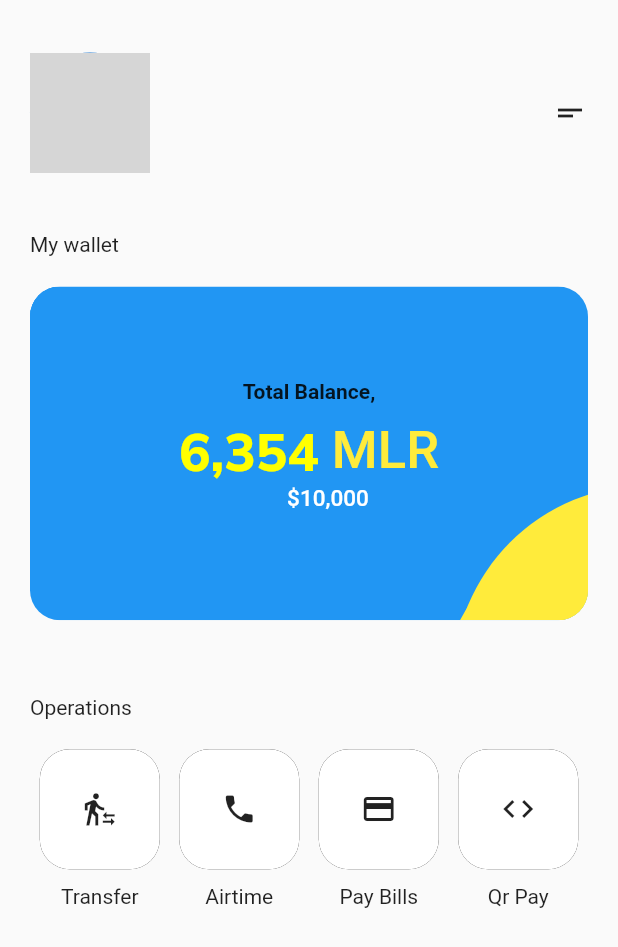
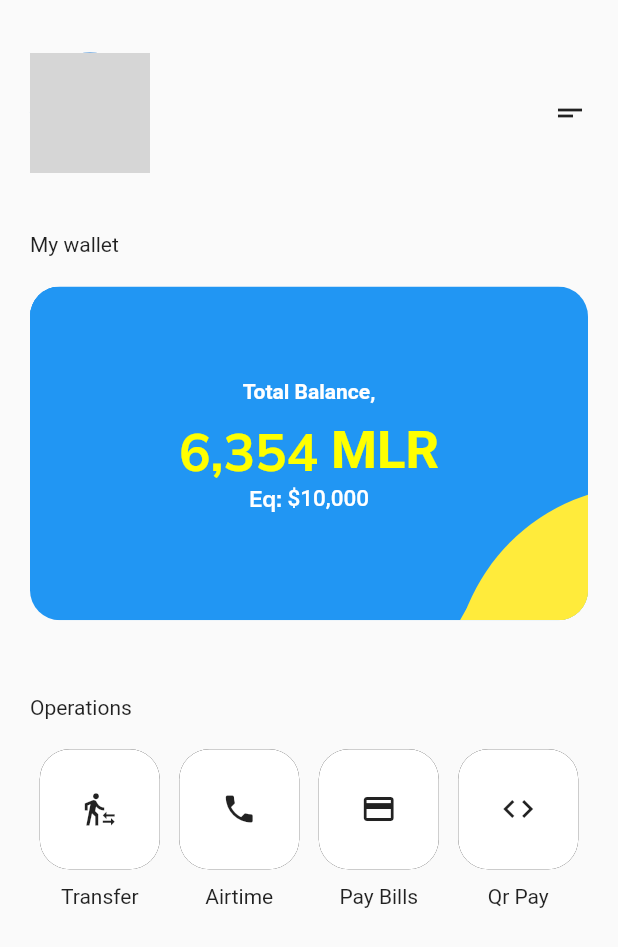
Before and after one commit to mrusso99/My-Holidays, a Flutter app: the WalletScreen screen opened by its route, on a phone screen of 412 x 824 dp. Shown: the top 947 px of the screen. Run offline on Flutter 3.47's test engine with Material 2 defaults, Android fonts, the phone set to English and light mode, and no system bars; our stand-ins replace firebase_auth, firebase_core, google_fonts, shared_preferences; accounts and stored records are empty; network calls fail; statements that could not run were skipped; grey boxes are pictures that could not be loaded.

Commit message:
Fix Bug Theme

```diff
--- a/lib/main.dart
+++ b/lib/main.dart
@@ -1,3 +1,4 @@
+import 'package:firebase_core/firebase_core.dart';
 import 'package:flutter/material.dart';
 import 'package:flutter_localizations/flutter_localizations.dart';
 import 'package:provider/provider.dart';
@@ -13,13 +14,17 @@ import 'theme/theme_item.dart';
 import 'theme/theme_model.dart';
 
 
-void main() => runApp(const App());
+void main() async {
+  WidgetsFlutterBinding.ensureInitialized();
+  await Firebase.initializeApp();
+  runApp(const App());
+}
 
 /// This is the main application widget.
 class App extends StatelessWidget {
   const App({Key? key}) : super(key: key);
 
-  static const String _title = 'My Holidays';
+  static const String _title = 'GoFelix';
 
   @override
   Widget build(BuildContext context) {
--- a/lib/screens/travels.dart
+++ b/lib/screens/travels.dart
@@ -25,11 +25,10 @@ class Travels extends StatelessWidget {
           const SizedBox(height: 10),
           Container(
             height: 150,
-            width: 150,
             decoration: BoxDecoration(
               image: DecorationImage(
                 image: AssetImage(image),
-                fit: BoxFit.cover,
+                fit: BoxFit.fitHeight,
               ),
             ),
           ),
--- a/lib/ui/login_screen.dart
+++ b/lib/ui/login_screen.dart
@@ -185,7 +185,7 @@ class _LoginScreenState extends State<LoginScreen> {
 
                                               if (user != null) {
                                                 Navigator.of(context)
-                                                    .pushReplacement(
+                                                    .push(
                                                   MaterialPageRoute(
                                                     builder: (context) =>
                                                         ProfilePage(user: user),
--- a/lib/ui/profile_page.dart
+++ b/lib/ui/profile_page.dart
@@ -30,6 +30,7 @@ class _ProfilePageState extends State<ProfilePage> {
     return Scaffold(
       appBar: AppBar(
         title: Text(LanguageLocalizations.of(context).profile),
+        elevation: 0,
       ),
       body: Center(
         child: Column(
--- a/lib/util/balanceCard.dart
+++ b/lib/util/balanceCard.dart
@@ -26,6 +26,7 @@ class BalanceCard extends StatelessWidget {
                     style: TextStyle(
                         fontSize: 14,
                         fontWeight: FontWeight.bold,
+                      color: Colors.white,
                     ),
                   ),
                   const SizedBox(height: 10),
@@ -37,15 +38,15 @@ class BalanceCard extends StatelessWidget {
                         style: GoogleFonts.mulish(
                             textStyle: Theme.of(context).textTheme.headline4,
                             fontSize: 35,
-                            fontWeight: FontWeight.w800,
+                            fontWeight: FontWeight.bold,
                             color: Colors.yellowAccent),
                       ),
                       const Text(
                         ' MLR',
                         style: TextStyle(
                             fontSize: 35,
-                            fontWeight: FontWeight.w500,
-                            color: Colors.yellow),
+                            fontWeight: FontWeight.bold,
+                            color: Colors.yellowAccent),
                       ),
                     ],
                   ),
@@ -57,8 +58,9 @@ class BalanceCard extends StatelessWidget {
                         style: GoogleFonts.mulish(
                             textStyle: Theme.of(context).textTheme.headline4,
                             fontSize: 15,
-                            fontWeight: FontWeight.w600,
-                            color: Colors.blue),
+                            fontWeight: FontWeight.bold,
+                            color: Colors.white
+                        ),
                       ),
                       const Text(
                         ' \$10,000',
```
Also changed, not shown: lib/util/navigation_bar.dart (+3 -4 lines).
